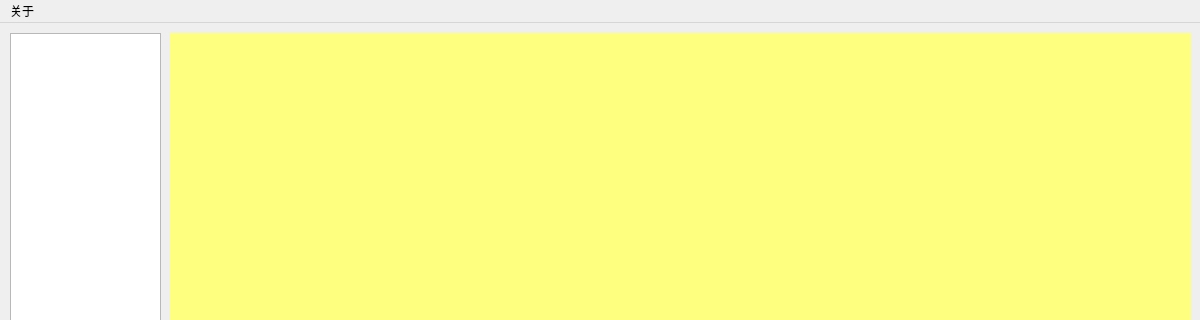
Before: the Qt Designer form sqldevice/mainwindow.ui in Haon1/project-mqtt-smartlock-qt-20220506, drawn with Qt 5; both pictures show x 0 to 1200 and y 0 to 320 of the 1200 by 800 pixel window.
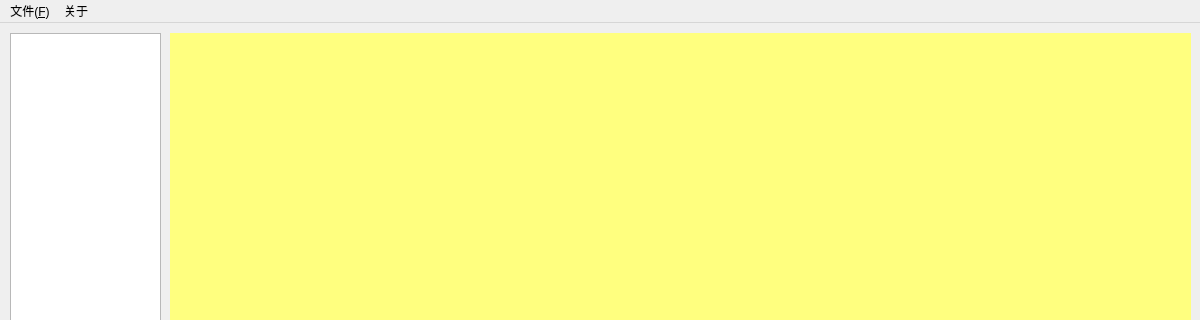
After: the same form once the commit is applied.

Commit message: 添加菜单栏

Diff of the .ui file:
```diff
--- a/sqldevice/mainwindow.ui
+++ b/sqldevice/mainwindow.ui
@@ -61,12 +61,19 @@
      <height>26</height>
     </rect>
    </property>
-   <widget class="QMenu" name="menu">
+   <widget class="QMenu" name="file">
+    <property name="title">
+     <string>文件(&amp;F)</string>
+    </property>
+    <addaction name="actionnew_file"/>
+   </widget>
+   <widget class="QMenu" name="about">
     <property name="title">
      <string>关于</string>
     </property>
    </widget>
-   <addaction name="menu"/>
+   <addaction name="file"/>
+   <addaction name="about"/>
   </widget>
  </widget>
  <resources/>
```
Left out of the diff: 8 changed lines with no effect on the pictures. The commit also changes 1 other file.
